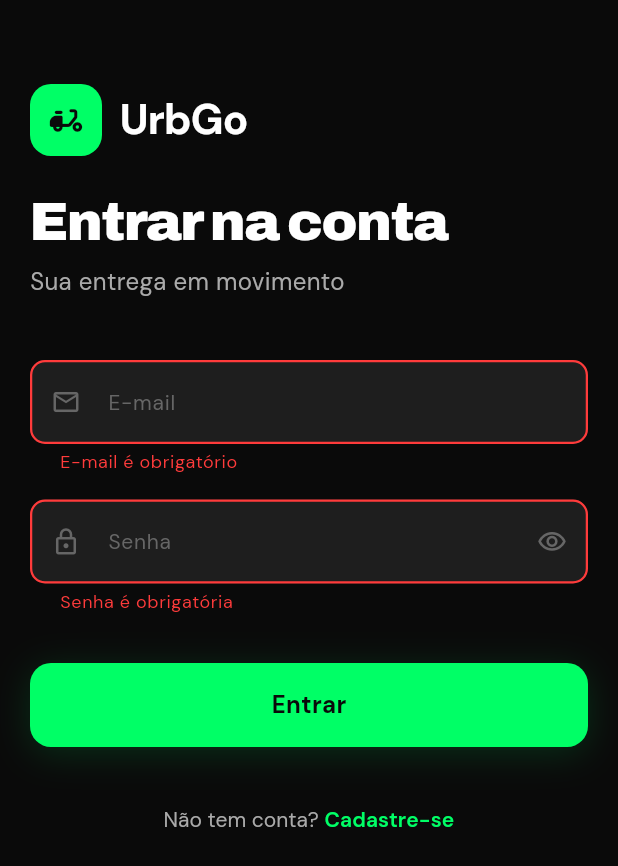
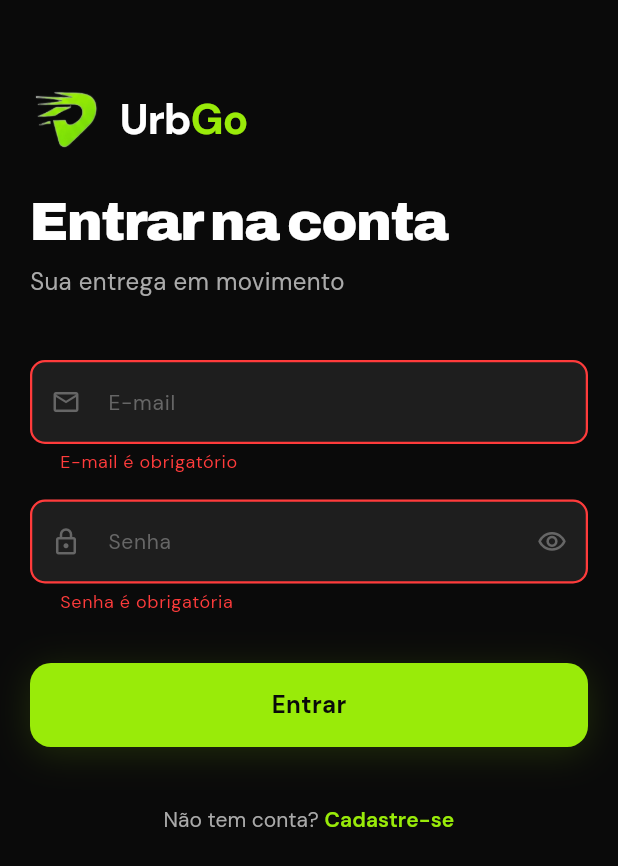
Before and after one commit to ArkGObr/UrbGo, a Flutter app: the screen it shows after launch, after a tap on "Entrar", on a phone screen of 412 x 824 dp. Shown: the top 866 px of the screen. Run offline on Flutter 3.47's test engine with Material 3 defaults, Android fonts, the phone set to English and light mode, and no system bars; our stand-ins replace dio, flutter_dotenv, flutter_map, flutter_riverpod, geolocator, go_router and 3 more; accounts and stored records are empty.

Commit message:
feat: update UI with new branding assets and implement animated status transitions for motoboy home screen

```diff
--- a/lib/core/constants/app_colors.dart
+++ b/lib/core/constants/app_colors.dart
@@ -8,10 +8,10 @@ class AppColors {
   static const Color surfaceBorder = Color(0xFF2A2A2A);
 
   // ── Brand ─────────────────────────────────────────────────
-  static const Color primary     = Color(0xFF00FF66);
-  static const Color primaryDark = Color(0xFF00CC52);
+  static const Color primary     = Color(0xFF99eb09);
+  static const Color primaryDark = Color(0xFF88D208);
   static const Color primaryDeep = Color(0xFF003D1A);
-  static const Color primaryGlow = Color(0x2600FF66);
+  static const Color primaryGlow = Color(0x2699eb09);
 
   // ── Texto ─────────────────────────────────────────────────
   static const Color textPrimary   = Color(0xFFFFFFFF);
@@ -20,7 +20,7 @@ class AppColors {
   static const Color textInverse   = Color(0xFF0A0A0A);
 
   // ── Semânticas ────────────────────────────────────────────
-  static const Color success = Color(0xFF00FF66);
+  static const Color success = Color(0xFF99eb09);
   static const Color warning = Color(0xFFFFB800);
   static const Color error   = Color(0xFFFF3B3B);
   static const Color info    = Color(0xFF3B9EFF);
@@ -28,8 +28,8 @@ class AppColors {
   // ── Status de entrega ─────────────────────────────────────
   static const Color statusPending    = Color(0xFFFFB800);
   static const Color statusAccepted   = Color(0xFF3B9EFF);
-  static const Color statusInProgress = Color(0xFF00FF66);
-  static const Color statusCompleted  = Color(0xFF00CC52);
+  static const Color statusInProgress = Color(0xFF99eb09);
+  static const Color statusCompleted  = Color(0xFF88D208);
   static const Color statusCancelled  = Color(0xFFFF3B3B);
 
   // ── Overlay ───────────────────────────────────────────────
--- a/lib/features/auth/data/auth_repository.dart
+++ b/lib/features/auth/data/auth_repository.dart
@@ -84,7 +84,7 @@ class AuthRepository {
         user = await _fetchUser(userId);
       } catch (e) {
         throw Exception(
-            'Conta criada, mas erro ao configurar perfil. Tente fazer login.');
+            'Conta criada, mas erro ao configurar perfil: $e');
       }
     }
 
--- a/lib/features/auth/domain/auth_provider.dart
+++ b/lib/features/auth/domain/auth_provider.dart
@@ -16,7 +16,11 @@ class AuthNotifier extends AsyncNotifier<UserModel?> {
       }
     });
 
-    return ref.read(authRepositoryProvider).getSessionUser();
+    final delay = Future.delayed(const Duration(seconds: 2));
+    final user = await ref.read(authRepositoryProvider).getSessionUser();
+    await delay;
+
+    return user;
   }
 
   Future<void> signUp({
--- a/lib/features/auth/presentation/login_screen.dart
+++ b/lib/features/auth/presentation/login_screen.dart
@@ -96,21 +96,25 @@ class _LoginScreenState extends ConsumerState<LoginScreen> {
                 // Logo
                 Row(
                   children: [
-                    Container(
+                    Image.asset(
+                      'assets/logo.png',
                       width: 48,
                       height: 48,
-                      decoration: BoxDecoration(
-                        color: AppColors.primary,
-                        borderRadius: BorderRadius.circular(14),
-                      ),
-                      child: const Icon(
-                        Icons.delivery_dining_rounded,
-                        color: AppColors.textInverse,
-                        size: 26,
+                      fit: BoxFit.contain,
+                    ),
+                    const SizedBox(width: AppSpacing.md),
+                    RichText(
+                      text: TextSpan(
+                        style: AppTypography.h1,
+                        children: [
+                          const TextSpan(text: 'Urb'),
+                          TextSpan(
+                            text: 'Go',
+                            style: AppTypography.h1.copyWith(color: AppColors.primary),
+                          ),
+                        ],
                       ),
                     ),
-                    const SizedBox(width: AppSpacing.md),
-                    Text('UrbGo', style: AppTypography.h1),
                   ],
                 ),
                 const SizedBox(height: AppSpacing.xl2),
--- a/lib/features/auth/presentation/splash_screen.dart
+++ b/lib/features/auth/presentation/splash_screen.dart
@@ -2,8 +2,6 @@ import 'package:flutter/material.dart';
 import 'package:flutter_riverpod/flutter_riverpod.dart';
 import 'package:go_router/go_router.dart';
 import '../../../core/constants/app_colors.dart';
-import '../../../core/constants/app_spacing.dart';
-import '../../../core/constants/app_typography.dart';
 import '../domain/auth_provider.dart';
 
 class SplashScreen extends ConsumerWidget {
@@ -25,50 +23,33 @@ class SplashScreen extends ConsumerWidget {
 
     return Scaffold(
       backgroundColor: AppColors.background,
-      body: Center(
-        child: Column(
-          mainAxisAlignment: MainAxisAlignment.center,
+      body: Stack(
         children: [
-            // Logo
-            Container(
-              width: 80,
-              height: 80,
-              decoration: BoxDecoration(
-                color: AppColors.primary,
-                borderRadius: BorderRadius.circular(22),
-                boxShadow: const [
-                  BoxShadow(
-                    color: AppColors.primaryGlow,
-                    blurRadius: 30,
-                    spreadRadius: 2,
-                  ),
-                ],
-              ),
-              child: const Icon(
-                Icons.delivery_dining_rounded,
-                color: AppColors.textInverse,
-                size: 44,
+          // Splash Logo / Image
+          Center(
+            child: Image.asset(
+              'assets/logo-grande.png',
+              width: 500,
+              fit: BoxFit.contain,
             ),
           ),
-            const SizedBox(height: AppSpacing.xl2),
-            Text('UrbGo', style: AppTypography.display2),
-            const SizedBox(height: AppSpacing.sm),
-            Text(
-              'Sua entrega em movimento',
-              style: AppTypography.bodyMedium,
-            ),
-            const SizedBox(height: AppSpacing.xl6),
-            const SizedBox(
-              width: 24,
-              height: 24,
+          // Loading indicator at the bottom
+          const Align(
+            alignment: Alignment.bottomCenter,
+            child: Padding(
+              padding: EdgeInsets.only(bottom: 64.0),
+              child: SizedBox(
+                width: 32,
+                height: 32,
                 child: CircularProgressIndicator(
                   color: AppColors.primary,
-                strokeWidth: 2,
+                  strokeWidth: 3,
+                ),
+              ),
             ),
           ),
         ],
       ),
-      ),
     );
   }
 }
--- a/pubspec.yaml
+++ b/pubspec.yaml
@@ -41,3 +41,4 @@ flutter:
   uses-material-design: true
   assets:
     - .env
+    - assets/
```
Also changed, not shown: lib/features/client/domain/client_providers.dart (+6 -1 lines), lib/features/client/presentation/client_home_screen.dart (+20 -16 lines), lib/features/motoboy/domain/motoboy_providers.dart (+18 -2 lines), lib/features/motoboy/presentation/motoboy_home_screen.dart (+66 -35 lines), test_db.dart (added, +8 -0 lines), assets/logo-grande.png (added), assets/logo.png (added), assets/splash.png (added), 2 other files. Lines whose indentation alone changed are shown as unchanged.
